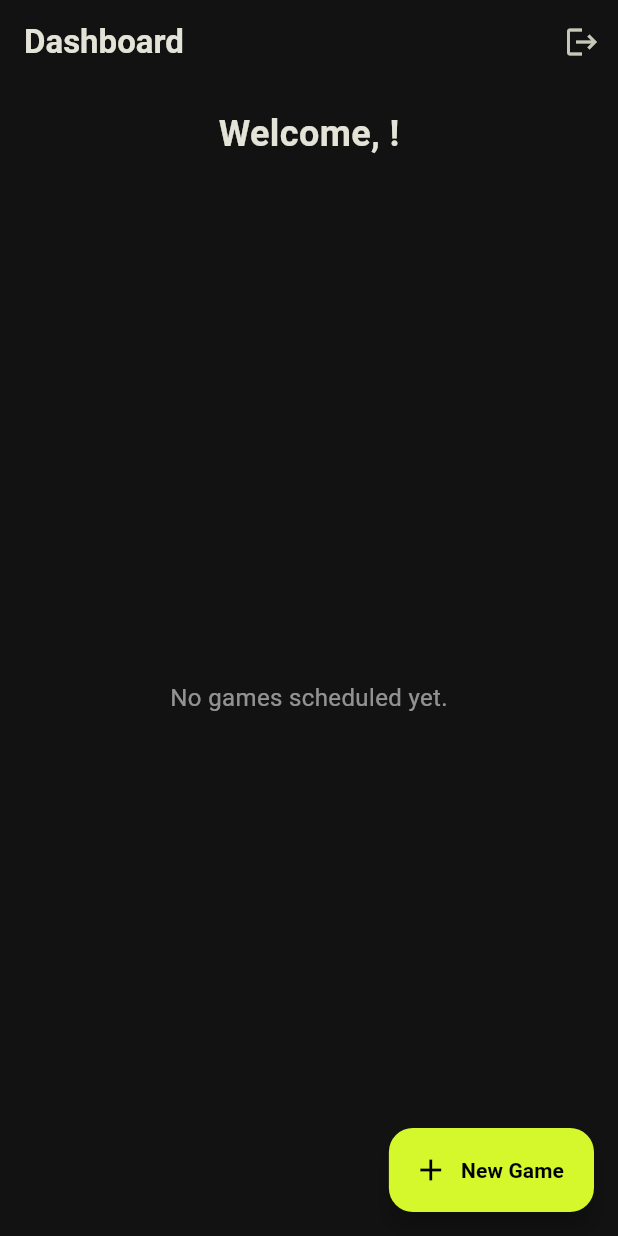
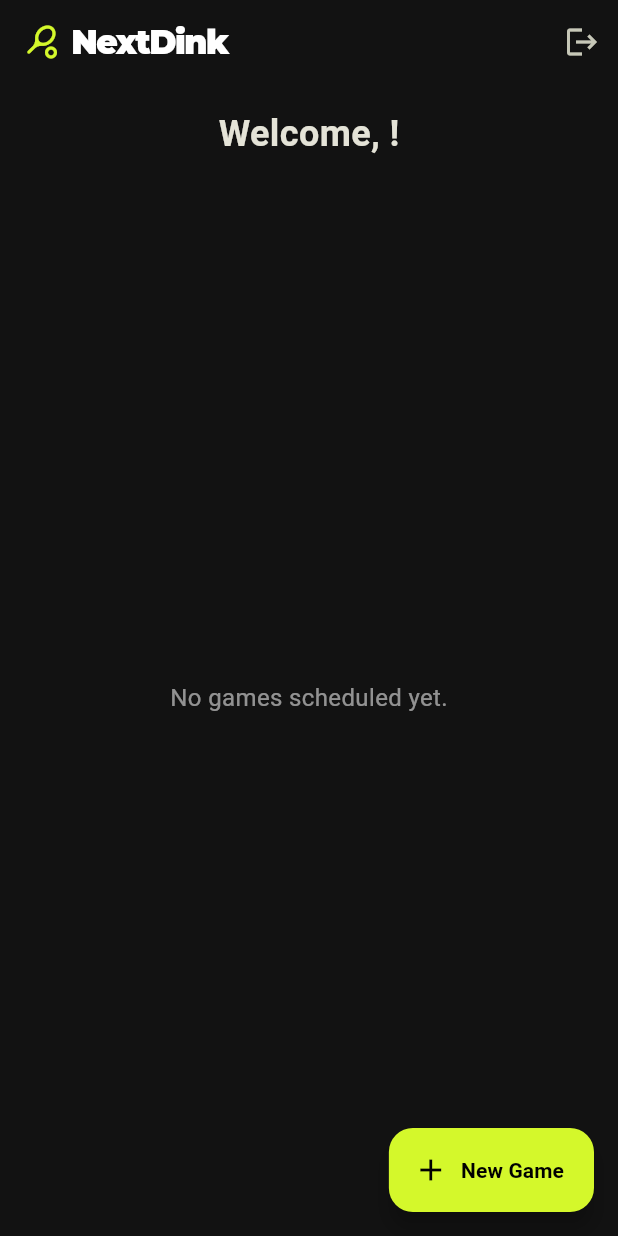
Before and after one commit to vhpatel73/NextDink, a Flutter app: the screen it shows once a user with an empty profile is signed in, on a phone screen of 412 x 824 dp. Run offline on Flutter 3.47's test engine with Material 3 defaults, Android fonts, the phone set to English and light mode, and no system bars; our stand-ins replace app_links, cloud_firestore, firebase_auth, firebase_core, google_fonts, google_maps_flutter and 2 more; accounts and stored records are empty.

Commit message:
UI: Rebrand Dashboard header from generic text to NextDink Logo

```diff
--- a/lib/screens/home_screen.dart
+++ b/lib/screens/home_screen.dart
@@ -5,6 +5,7 @@ import '../services/firestore_service.dart';
 import '../models/game.dart';
 import 'wizard_screen.dart';
 import 'package:flutter/foundation.dart';
+import 'package:google_fonts/google_fonts.dart';
 
 class HomeScreen extends StatelessWidget {
   const HomeScreen({super.key});
@@ -15,7 +16,21 @@ class HomeScreen extends StatelessWidget {
 
     return Scaffold(
       appBar: AppBar(
-        title: const Text('Dashboard', style: TextStyle(fontWeight: FontWeight.bold)),
+        title: Row(
+          mainAxisSize: MainAxisSize.min,
+          children: [
+            Icon(Icons.sports_tennis_rounded, color: Theme.of(context).colorScheme.primary),
+            const SizedBox(width: 8),
+            Text(
+              'NextDink',
+              style: GoogleFonts.montserrat(
+                fontWeight: FontWeight.w900,
+                letterSpacing: -1.0,
+                color: Colors.white,
+              )
+            ),
+          ],
+        ),
         backgroundColor: Colors.transparent,
         elevation: 0,
         actions: [
```
